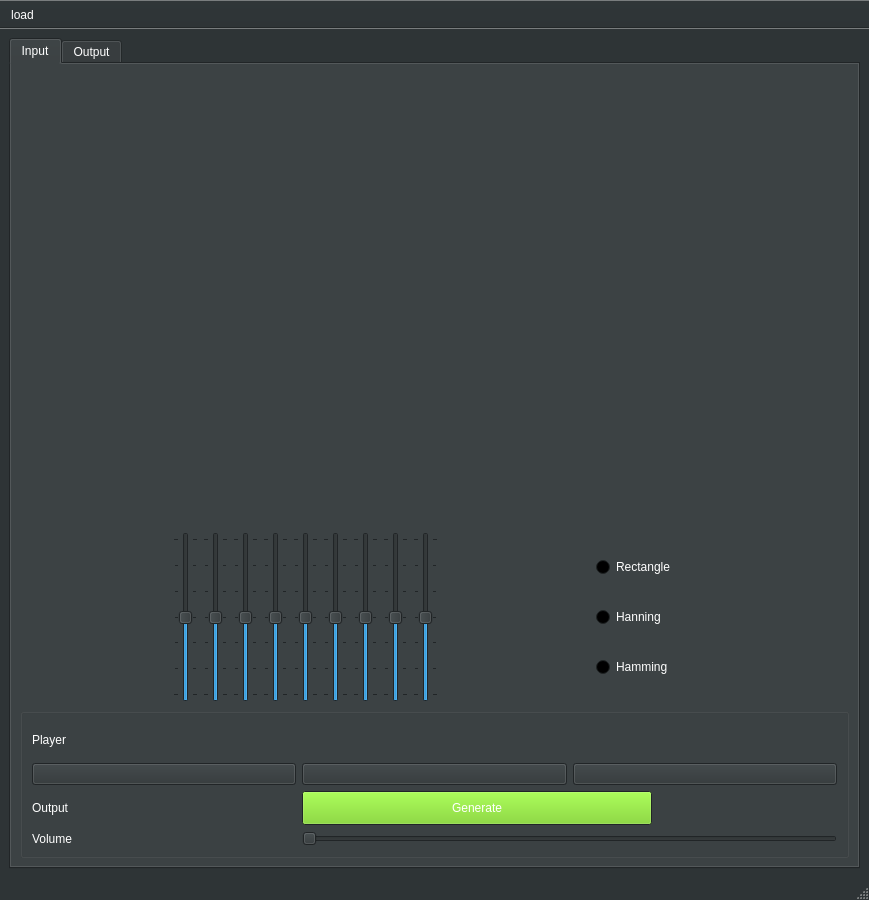
First picture: the form in Task2/testGUI.ui, repository Ahmad-Abdalmageed/DSP_tasks-, before the edit.
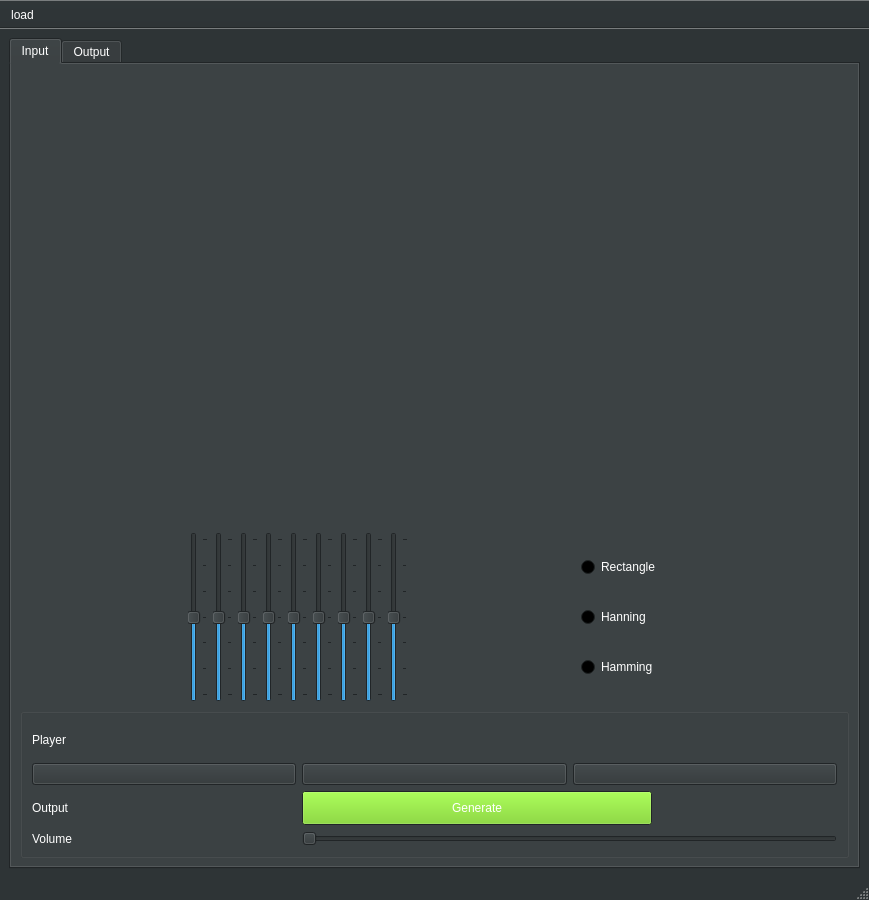
Second picture: the form after the edit. Icons and pictures are not drawn. Custom widgets are drawn as their Qt base class.

Commit message: edited tick position

What changed in the file:
```diff
--- a/Task2/testGUI.ui
+++ b/Task2/testGUI.ui
@@ -955,7 +955,7 @@
                  <enum>Qt::Vertical</enum>
                 </property>
                 <property name="tickPosition">
-                 <enum>QSlider::TicksBothSides</enum>
+                 <enum>QSlider::TicksBelow</enum>
                 </property>
                 <property name="tickInterval">
                  <number>1</number>
@@ -977,7 +977,7 @@
                  <enum>Qt::Vertical</enum>
                 </property>
                 <property name="tickPosition">
-                 <enum>QSlider::TicksBothSides</enum>
+                 <enum>QSlider::TicksBelow</enum>
                 </property>
                 <property name="tickInterval">
                  <number>1</number>
@@ -999,7 +999,7 @@
                  <enum>Qt::Vertical</enum>
                 </property>
                 <property name="tickPosition">
-                 <enum>QSlider::TicksBothSides</enum>
+                 <enum>QSlider::TicksBelow</enum>
                 </property>
                 <property name="tickInterval">
                  <number>1</number>
@@ -1021,7 +1021,7 @@
                  <enum>Qt::Vertical</enum>
                 </property>
                 <property name="tickPosition">
-                 <enum>QSlider::TicksBothSides</enum>
+                 <enum>QSlider::TicksBelow</enum>
                 </property>
                 <property name="tickInterval">
                  <number>1</number>
@@ -1043,7 +1043,7 @@
                  <enum>Qt::Vertical</enum>
                 </property>
                 <property name="tickPosition">
-                 <enum>QSlider::TicksBothSides</enum>
+                 <enum>QSlider::TicksBelow</enum>
                 </property>
                 <property name="tickInterval">
                  <number>1</number>
@@ -1065,7 +1065,7 @@
                  <enum>Qt::Vertical</enum>
                 </property>
                 <property name="tickPosition">
-                 <enum>QSlider::TicksBothSides</enum>
+                 <enum>QSlider::TicksBelow</enum>
                 </property>
                 <property name="tickInterval">
                  <number>1</number>
@@ -1087,7 +1087,7 @@
                  <enum>Qt::Vertical</enum>
                 </property>
                 <property name="tickPosition">
-                 <enum>QSlider::TicksBothSides</enum>
+                 <enum>QSlider::TicksBelow</enum>
                 </property>
                 <property name="tickInterval">
                  <number>1</number>
@@ -1109,7 +1109,7 @@
                  <enum>Qt::Vertical</enum>
                 </property>
                 <property name="tickPosition">
-                 <enum>QSlider::TicksBothSides</enum>
+                 <enum>QSlider::TicksBelow</enum>
                 </property>
                 <property name="tickInterval">
                  <number>1</number>
@@ -1131,7 +1131,7 @@
                  <enum>Qt::Vertical</enum>
                 </property>
                 <property name="tickPosition">
-                 <enum>QSlider::TicksBothSides</enum>
+                 <enum>QSlider::TicksBelow</enum>
                 </property>
                 <property name="tickInterval">
                  <number>1</number>
```
The commit also changes 2 other files.
